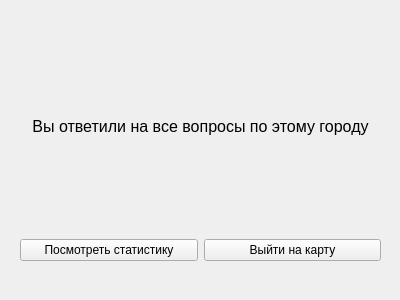
Before: the Qt Designer form endquestions.ui in AlexeyFedoseev/rmap, drawn with Qt 5.
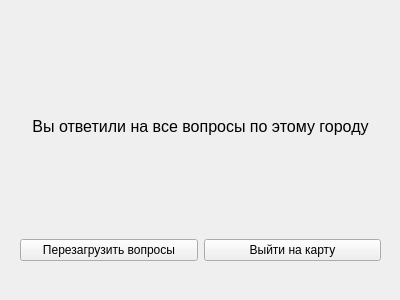
After: the same form once the commit is applied.

Diff of the .ui file:
```diff
--- a/endquestions.ui
+++ b/endquestions.ui
@@ -35,7 +35,7 @@
       <item>
        <widget class="QPushButton" name="statsButton">
         <property name="text">
-         <string>Посмотреть статистику</string>
+         <string>Перезагрузить вопросы</string>
         </property>
        </widget>
       </item>
```
Left out of the diff: 2 changed lines with no effect on the pictures.
